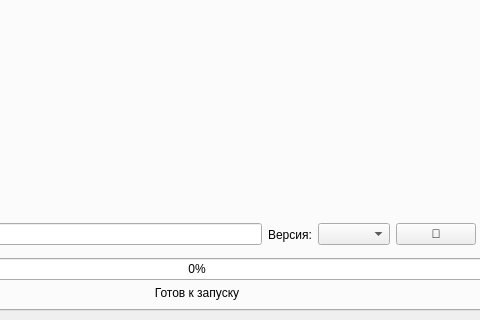
The window that src/ui/mainwindow.ui (MalyshevMS/som) describes before a commit, drawn with Qt 5; both pictures show x 228 to 708 and y 280 to 600 of the 850 by 600 pixel window.
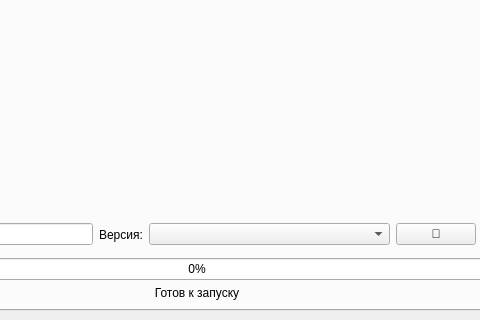
The same window after the commit.

Patch:
```diff
--- a/src/ui/mainwindow.ui
+++ b/src/ui/mainwindow.ui
@@ -63,7 +63,23 @@
                                             </widget>
                                         </item>
                                         <item>
-                                            <widget class="QComboBox" name="comboVersions"/>
+                                            <widget class="QComboBox" name="comboVersions">
+                                                <property name="minimumSize">
+                                                    <size>
+                                                        <width>220</width>
+                                                        <height>0</height>
+                                                    </size>
+                                                </property>
+                                                <property name="sizePolicy">
+                                                    <sizepolicy hsizetype="Expanding" vsizetype="Fixed">
+                                                        <horstretch>0</horstretch>
+                                                        <verstretch>0</verstretch>
+                                                    </sizepolicy>
+                                                </property>
+                                                <property name="sizeAdjustPolicy">
+                                                    <enum>QComboBox::AdjustToContents</enum>
+                                                </property>
+                                            </widget>
                                         </item>
                                         <item>
                                             <widget class="QPushButton" name="btnRefreshVersions">
```
